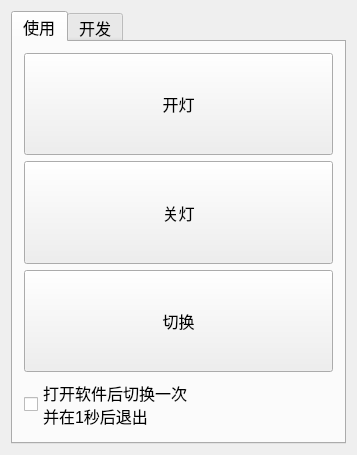
Qt form mainwindow.ui (handujun/UDP) before a commit.
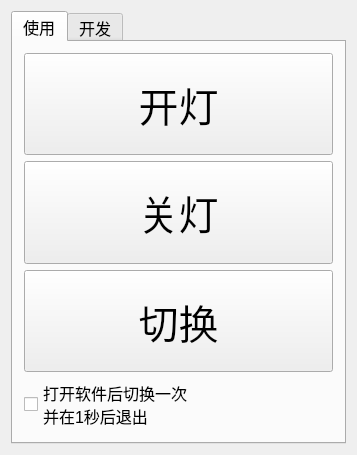
The same form after that commit. Icons and pictures are not drawn.

```diff
--- a/mainwindow.ui
+++ b/mainwindow.ui
@@ -40,7 +40,7 @@
           </property>
           <property name="font">
            <font>
-            <pointsize>12</pointsize>
+            <pointsize>30</pointsize>
            </font>
           </property>
           <property name="text">
@@ -68,7 +68,7 @@
           </property>
           <property name="font">
            <font>
-            <pointsize>12</pointsize>
+            <pointsize>30</pointsize>
            </font>
           </property>
           <property name="text">
@@ -96,7 +96,7 @@
           </property>
           <property name="font">
            <font>
-            <pointsize>12</pointsize>
+            <pointsize>30</pointsize>
            </font>
           </property>
           <property name="text">
```
Left out of the diff: 3 changed lines with no effect on the pictures.
